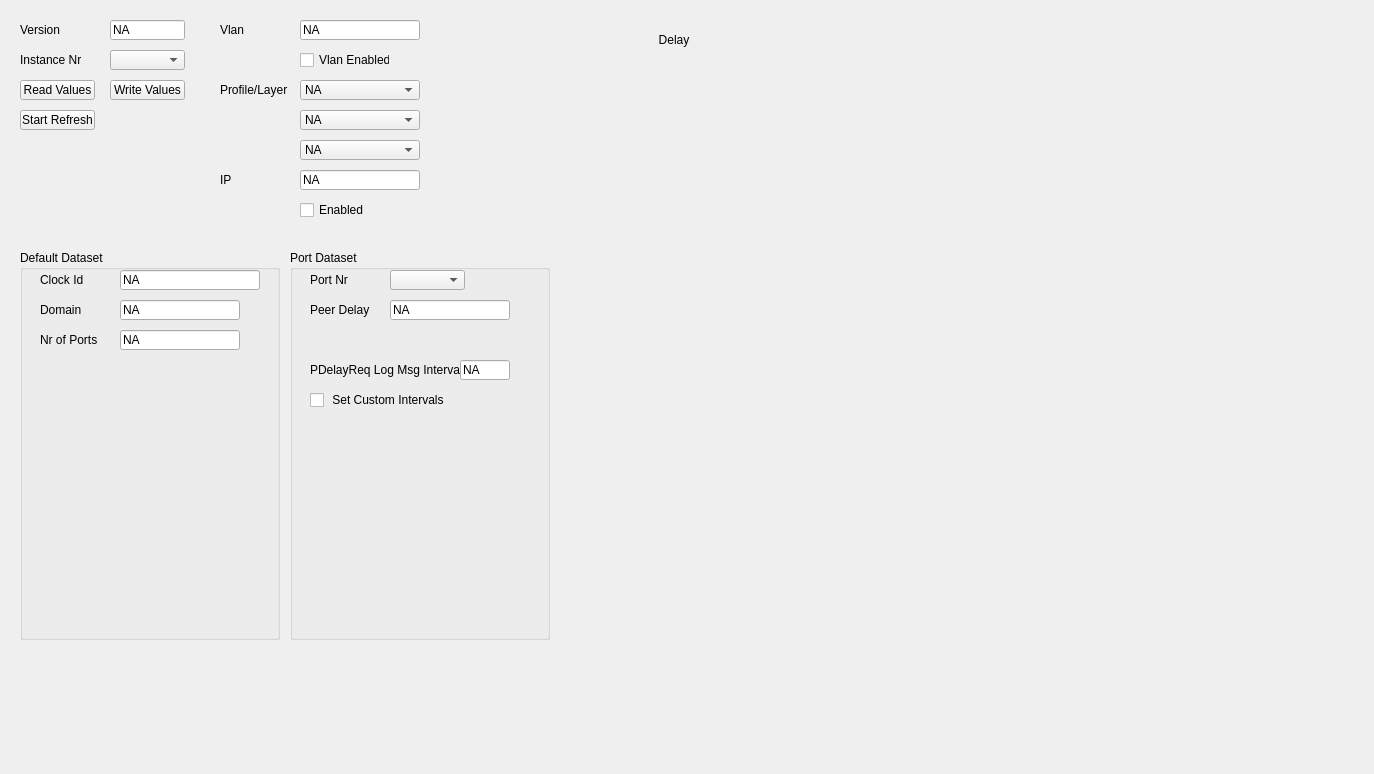
First picture: the form in UCM/Library/UniversalConfigurationManager/PtpTcTab/Ucm_PtpTcTab.ui, repository NetTimeLogic/UniversalConfigurationManager, before the edit.
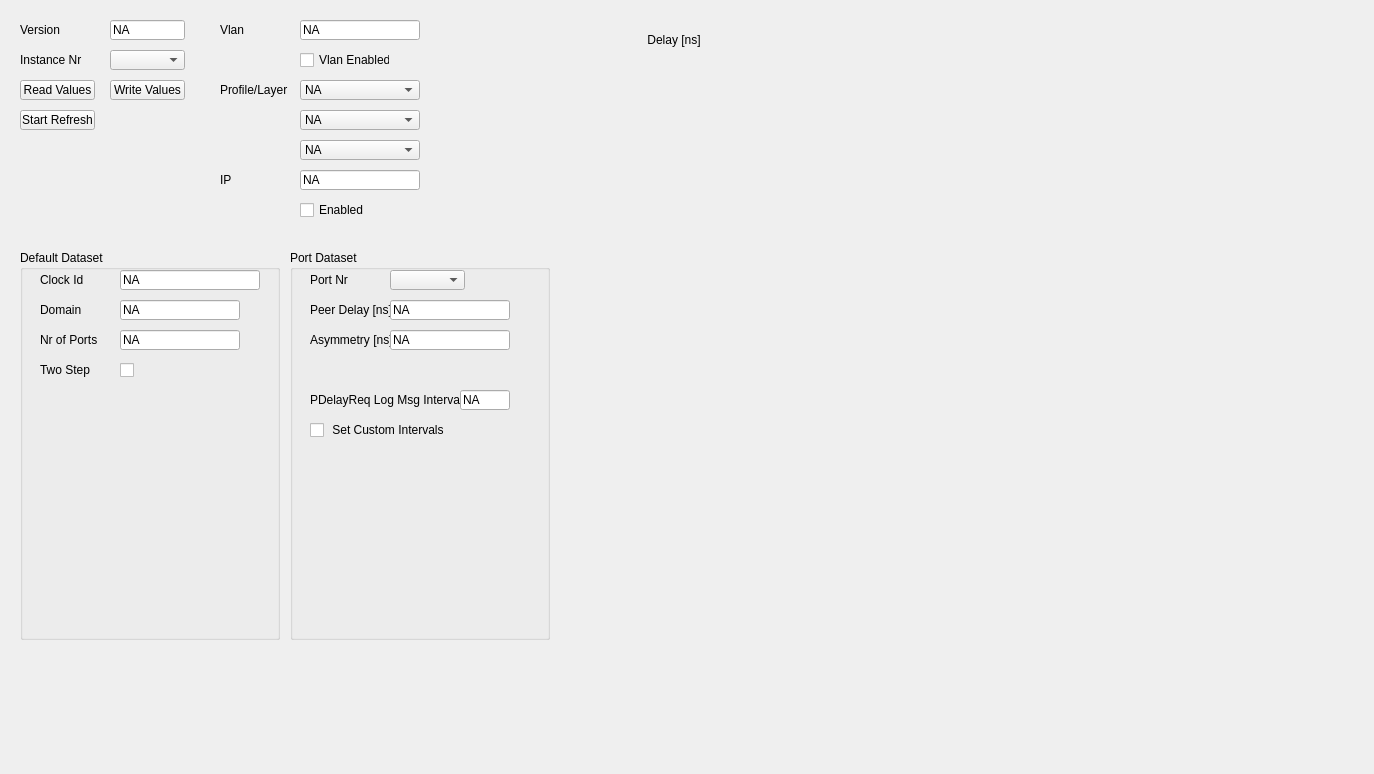
Second picture: the form after the edit.

```diff
--- a/UCM/Library/UniversalConfigurationManager/PtpTcTab/Ucm_PtpTcTab.ui
+++ b/UCM/Library/UniversalConfigurationManager/PtpTcTab/Ucm_PtpTcTab.ui
@@ -194,6 +194,32 @@
      <string>Nr of Ports</string>
     </property>
    </widget>
+   <widget class="QLabel" name="PtpTcDefaultDsTwoStepLabel">
+    <property name="geometry">
+     <rect>
+      <x>20</x>
+      <y>110</y>
+      <width>80</width>
+      <height>20</height>
+     </rect>
+    </property>
+    <property name="text">
+     <string>Two Step</string>
+    </property>
+   </widget>
+   <widget class="QCheckBox" name="PtpTcDefaultDsTwoStepCheckBox">
+    <property name="geometry">
+     <rect>
+      <x>100</x>
+      <y>110</y>
+      <width>80</width>
+      <height>20</height>
+     </rect>
+    </property>
+    <property name="text">
+     <string/>
+    </property>
+   </widget>
   </widget>
   <widget class="QPushButton" name="PtpTcReadValuesButton">
    <property name="geometry">
@@ -334,7 +360,7 @@
      </rect>
     </property>
     <property name="text">
-     <string>Peer Delay</string>
+     <string>Peer Delay [ns]</string>
     </property>
    </widget>
    <widget class="QLineEdit" name="PtpTcPortDsPeerDelayValue">
@@ -386,7 +412,7 @@
     <property name="geometry">
      <rect>
       <x>170</x>
-      <y>110</y>
+      <y>140</y>
       <width>50</width>
       <height>20</height>
      </rect>
@@ -402,7 +428,7 @@
     <property name="geometry">
      <rect>
       <x>20</x>
-      <y>110</y>
+      <y>140</y>
       <width>150</width>
       <height>20</height>
      </rect>
@@ -415,7 +441,7 @@
     <property name="geometry">
      <rect>
       <x>20</x>
-      <y>140</y>
+      <y>170</y>
       <width>200</width>
       <height>20</height>
      </rect>
@@ -424,6 +450,38 @@
      <string> Set Custom Intervals</string>
     </property>
    </widget>
+   <widget class="QLabel" name="PtpTcPortDsAsymmetryLabel">
+    <property name="geometry">
+     <rect>
+      <x>20</x>
+      <y>80</y>
+      <width>80</width>
+      <height>20</height>
+     </rect>
+    </property>
+    <property name="text">
+     <string>Asymmetry [ns]</string>
+    </property>
+   </widget>
+   <widget class="QLineEdit" name="PtpTcPortDsAsymmetryValue">
+    <property name="enabled">
+     <bool>true</bool>
+    </property>
+    <property name="geometry">
+     <rect>
+      <x>100</x>
+      <y>80</y>
+      <width>120</width>
+      <height>20</height>
+     </rect>
+    </property>
+    <property name="text">
+     <string>NA</string>
+    </property>
+    <property name="readOnly">
+     <bool>false</bool>
+    </property>
+   </widget>
   </widget>
   <widget class="QLabel" name="PtpTcInstanceLabel">
    <property name="geometry">
@@ -534,7 +592,7 @@
     <enum>Qt::LeftToRight</enum>
    </property>
    <property name="text">
-    <string>Delay</string>
+    <string>Delay [ns]</string>
    </property>
    <property name="alignment">
     <set>Qt::AlignCenter</set>
```
Left out of the diff: 5 changed lines with no effect on the pictures.
